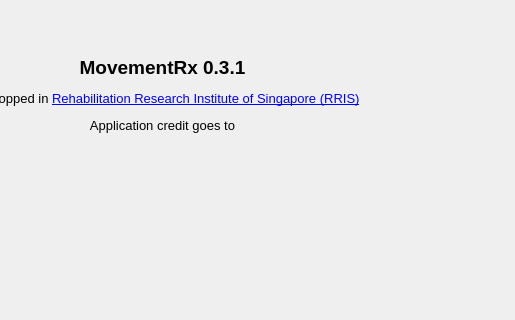
The window that spmclient/ui/gui/xml/ui_about_dialogue.ui (aalhossary/MovementRx) describes before a commit, drawn with Qt 5; both pictures show x 190 to 705 and y 0 to 320 of the 705 by 539 pixel window.
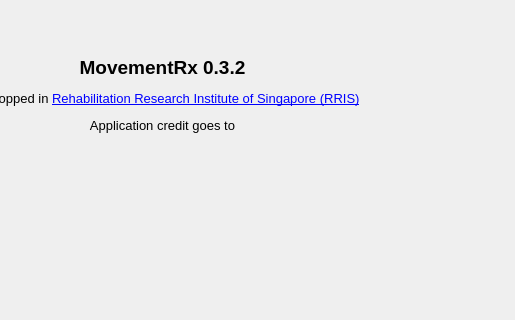
The same window after the commit. Icons and pictures are not drawn.

What changed in the file:
```diff
--- a/spmclient/ui/gui/xml/ui_about_dialogue.ui
+++ b/spmclient/ui/gui/xml/ui_about_dialogue.ui
@@ -17,7 +17,7 @@
    <item row="0" column="0" colspan="2">
     <widget class="QLabel" name="label">
      <property name="text">
-      <string>&lt;html&gt;&lt;head/&gt;&lt;body&gt;&lt;p align=&quot;center&quot;&gt;&lt;span style=&quot; font-size:14pt; font-weight:600;&quot;&gt;MovementRx 0.3.1&lt;/span&gt;&lt;/p&gt;&lt;p align=&quot;center&quot;&gt;&lt;span style=&quot; font-size:10pt;&quot;&gt;Developped in &lt;/span&gt;&lt;a href=&quot;http://rris.ntu.edu.sg/&quot;&gt;&lt;span style=&quot; font-size:10pt; text-decoration: underline; color:#0000ff;&quot;&gt;Rehabilitation Research Institute of Singapore (RRIS)&lt;/span&gt;&lt;/a&gt;&lt;/p&gt;&lt;p align=&quot;center&quot;&gt;&lt;span style=&quot; font-size:10pt;&quot;&gt;Application credit goes to&lt;/span&gt;&lt;/p&gt;&lt;/body&gt;&lt;/html&gt;</string>
+      <string>&lt;html&gt;&lt;head/&gt;&lt;body&gt;&lt;p align=&quot;center&quot;&gt;&lt;span style=&quot; font-size:14pt; font-weight:600;&quot;&gt;MovementRx 0.3.2&lt;/span&gt;&lt;/p&gt;&lt;p align=&quot;center&quot;&gt;&lt;span style=&quot; font-size:10pt;&quot;&gt;Developped in &lt;/span&gt;&lt;a href=&quot;http://rris.ntu.edu.sg/&quot;&gt;&lt;span style=&quot; font-size:10pt; text-decoration: underline; color:#0000ff;&quot;&gt;Rehabilitation Research Institute of Singapore (RRIS)&lt;/span&gt;&lt;/a&gt;&lt;/p&gt;&lt;p align=&quot;center&quot;&gt;&lt;span style=&quot; font-size:10pt;&quot;&gt;Application credit goes to&lt;/span&gt;&lt;/p&gt;&lt;/body&gt;&lt;/html&gt;</string>
      </property>
     </widget>
    </item>
```
